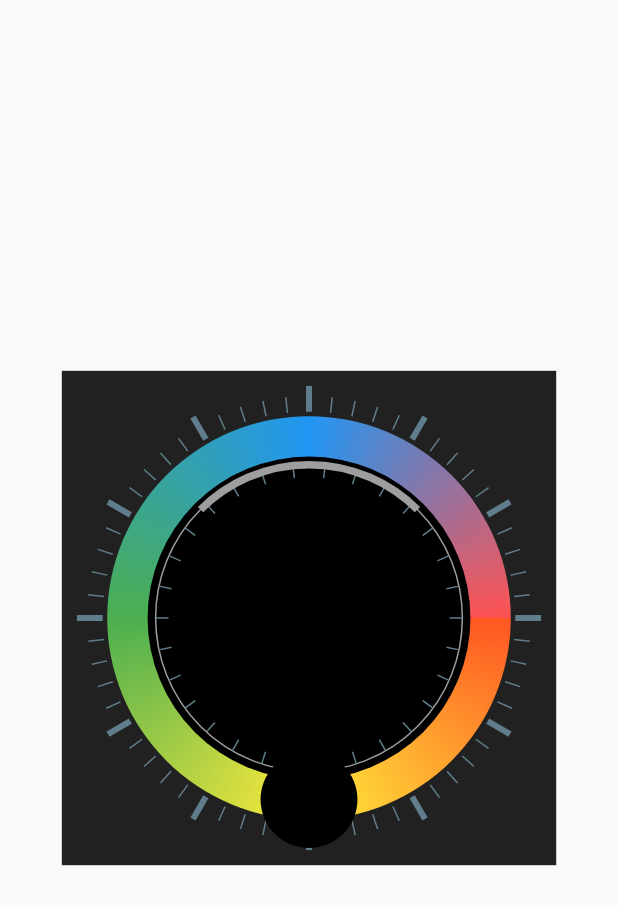
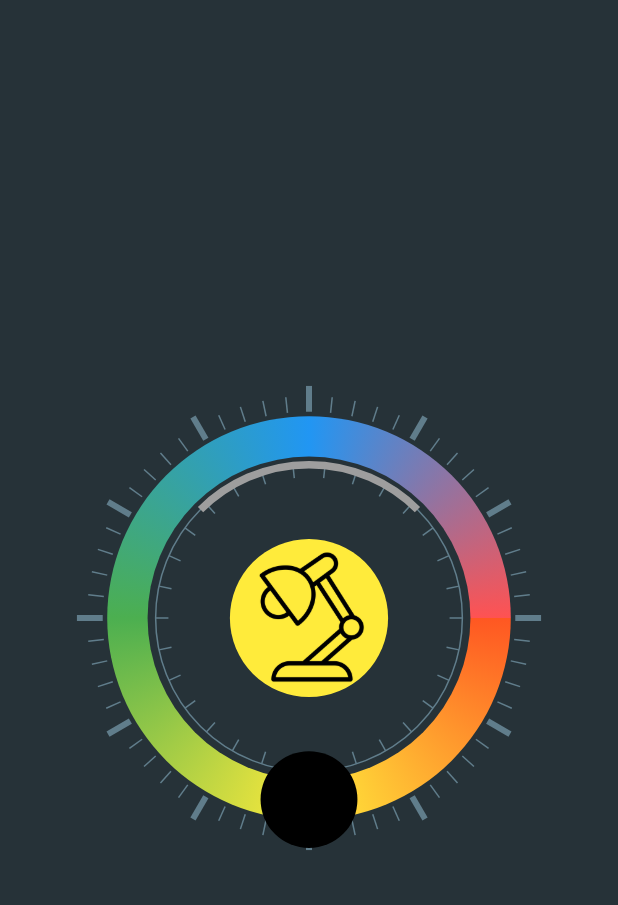
Before and after one commit to Abu-muhab/flutter_challenge_lagos, a Flutter app: the screen it shows after launch, on a phone screen of 412 x 824 dp. Shown: the top 905 px of the screen. Run offline on Flutter 3.47's test engine with Material 2 defaults, Android fonts, the phone set to English and light mode, and no system bars.

Commit message:
clean up

```diff
--- a/lib/main.dart
+++ b/lib/main.dart
@@ -22,15 +22,21 @@ class Home extends StatelessWidget {
   Widget build(BuildContext context) {
     return Scaffold(
       body: Container(
+        color: Colors.blueGrey[900]!,
         height: double.infinity,
         width: double.infinity,
         child: Center(
           child: SizedBox(
             width: MediaQuery.of(context).size.width * 0.8,
             height: MediaQuery.of(context).size.width * 0.8,
-            child: Container(
-              color: Colors.black87,
-              child: LightControl(),
+            child: KnobSelector(
+              icon: Image.asset(
+                "images/lamp.png",
+                fit: BoxFit.fill,
+              ),
+              iconContainerColor: Colors.yellow,
+              markingsColor: Colors.blueGrey,
+              fillColor: Colors.blueGrey[900]!,
             ),
           ),
         ),
--- a/lib/widgets/light_control.dart
+++ b/lib/widgets/light_control.dart
@@ -1,14 +1,24 @@
 import 'dart:math';
-
 import 'package:flutter/cupertino.dart';
 import 'package:flutter/material.dart';
 
-class LightControl extends StatefulWidget {
+class KnobSelector extends StatefulWidget {
+  final Color fillColor;
+  final Color markingsColor;
+  final Color iconContainerColor;
+  final Widget? icon;
+
+  KnobSelector(
+      {this.fillColor = Colors.black,
+      this.markingsColor = Colors.blueGrey,
+        this.iconContainerColor=Colors.yellow,
+      this.icon});
+
   @override
-  _LightControlState createState() => _LightControlState();
+  _KnobSelectorState createState() => _KnobSelectorState();
 }
 
-class _LightControlState extends State<LightControl> {
+class _KnobSelectorState extends State<KnobSelector> {
   Offset? touchStart;
   Offset? touchUpdate;
   double knobLocation = pi / 2;
@@ -33,7 +43,9 @@ class _LightControlState extends State<LightControl> {
             touchStart = null;
           });
         },
-        child: CustomPaint(
+        child: Stack(
+          children: [
+            CustomPaint(
               size: Size(constraints.maxWidth, constraints.maxHeight),
               painter: LightControllerPainter(
                   onNewLocationCalculated: (location) {
@@ -42,8 +54,19 @@ class _LightControlState extends State<LightControl> {
                     });
                   },
                   knobLocation: knobLocation,
+                  fillColor: widget.fillColor,
+                  markingsColor: widget.markingsColor,
                   touchStart: touchStart,
                   touchUpdate: touchUpdate),
+            ),
+            Center(
+              child: CircleAvatar(
+                backgroundColor: widget.iconContainerColor,
+                radius: constraints.maxHeight * 0.16,
+                child: widget.icon != null ? widget.icon : Container(),
+              ),
+            )
+          ],
         ),
       );
     });
@@ -54,13 +77,17 @@ class LightControllerPainter extends CustomPainter {
   Offset? touchStart;
   Offset? touchUpdate;
   double knobLocation;
+  Color fillColor;
+  Color markingsColor;
   void Function(double)? onNewLocationCalculated;
 
   LightControllerPainter(
       {this.touchStart,
       this.touchUpdate,
       this.onNewLocationCalculated,
-      this.knobLocation = 0});
+      this.knobLocation = 0,
+      this.markingsColor = Colors.blueGrey,
+      this.fillColor = Colors.black});
 
   @override
   void paint(Canvas canvas, Size size) {
@@ -85,7 +112,7 @@ class LightControllerPainter extends CustomPainter {
     canvas.drawCircle(center, outerCircleRadius, paint);
 
     //draw inner circle
-    paint.color = Colors.black;
+    paint.color = fillColor;
     paint.shader = null;
     canvas.drawCircle(center, innerCircleRadius, paint);
 
@@ -101,7 +128,7 @@ class LightControllerPainter extends CustomPainter {
           ((lineEndpointBig.dx * 8) + (center.dx * 1)) / (8 + 1),
           ((lineEndpointBig.dy * 8) + (center.dy * 1)) / (8 + 1));
 
-      paint.color = Colors.blueGrey;
+      paint.color = markingsColor;
       if ((x % 30) == 0) {
         paint.strokeWidth = 4;
         canvas.drawLine(lineStartPoint, lineEndpointBig, paint);
@@ -112,7 +139,7 @@ class LightControllerPainter extends CustomPainter {
     }
 
     //draw innermost circle
-    paint.color = Colors.grey;
+    paint.color = markingsColor;
     paint.style = PaintingStyle.stroke;
     paint.strokeWidth = 1;
     canvas.drawCircle(center, innerCircleRadius * 0.95, paint);
@@ -126,7 +153,7 @@ class LightControllerPainter extends CustomPainter {
           ((lineEndpoint.dx * 11) + (center.dx * 1)) / (11 + 1),
           ((lineEndpoint.dy * 11) + (center.dy * 1)) / (11 + 1));
 
-      paint.color = Colors.blueGrey;
+      paint.color = markingsColor;
       paint.strokeWidth = 1;
       canvas.drawLine(lineStartPoint, lineEndpoint, paint);
     }
--- a/pubspec.yaml
+++ b/pubspec.yaml
@@ -45,9 +45,8 @@ flutter:
   uses-material-design: true
 
   # To add assets to your application, add an assets section, like this:
-  # assets:
-  #   - images/a_dot_burr.jpeg
-  #   - images/a_dot_ham.jpeg
+  assets:
+    - images/lamp.png
 
   # An image asset can refer to one or more resolution-specific "variants", see
   # https://flutter.dev/assets-and-images/#resolution-aware.
```
Also changed, not shown: images/lamp.png (added). Lines whose indentation alone changed are shown as unchanged.
